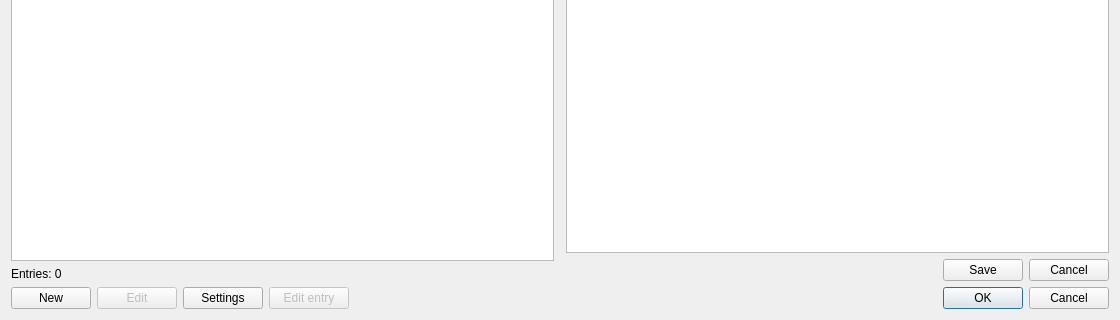
This is sources/materiallist/materialselectiondialog.ui in qelectrotech/qelectrotech-source-mirror as Qt 5 draws it before an edit; both pictures show x 0 to 1120 and y 480 to 800 of the 1120 by 800 pixel window. The edited form follows.
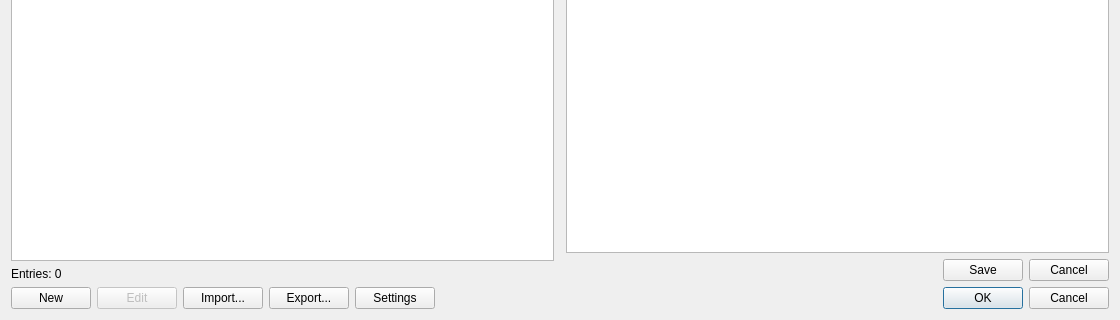
This is the edited form.

Commit message: Add CSV Import and Export buttons (all, visible, selected/group) to materials list

```diff
--- a/sources/materiallist/materialselectiondialog.ui
+++ b/sources/materiallist/materialselectiondialog.ui
@@ -273,6 +273,26 @@
        </property>
       </widget>
      </item>
+     <item>
+      <widget class="QPushButton" name="m_import_btn">
+       <property name="toolTip">
+        <string>Import entries from a CSV file into the materials list</string>
+       </property>
+       <property name="text">
+        <string>Import...</string>
+       </property>
+      </widget>
+     </item>
+     <item>
+      <widget class="QPushButton" name="m_export_btn">
+       <property name="toolTip">
+        <string>Export all, visible, or selected entries to a CSV file</string>
+       </property>
+       <property name="text">
+        <string>Export...</string>
+       </property>
+      </widget>
+     </item>
      <item>
       <widget class="QPushButton" name="m_settings_btn">
        <property name="toolTip">
@@ -283,19 +303,6 @@
        </property>
       </widget>
      </item>
-     <item>
-      <widget class="QPushButton" name="m_edit_entry_btn">
-       <property name="enabled">
-        <bool>false</bool>
-       </property>
-       <property name="toolTip">
-        <string extracomment="button editing the selected row in the material list file">Edit the selected item in the list</string>
-       </property>
-       <property name="text">
-        <string>Edit entry</string>
-       </property>
-      </widget>
-     </item>
      <item>
       <spacer name="m_buttons_spacer">
        <property name="orientation">
```
Left out of the diff: 2 changed lines with no effect on the pictures. The commit also changes 5 other files.
